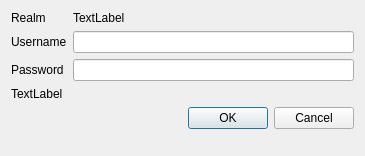
Before: the Qt Designer form src/ui/qgscredentialdialog.ui in qgis/QGIS, drawn with Qt 5.
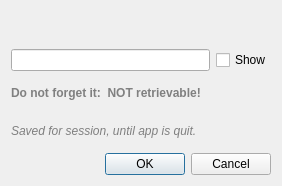
After: the same form once the commit is applied. The open tabs and pages were chosen to show the change.

Commit message:
[FEATURE] Authentication configuration system with master password
- Main C++ core and gui classes and desktop app integration

What changed in the file:
```diff
--- a/src/ui/qgscredentialdialog.ui
+++ b/src/ui/qgscredentialdialog.ui
@@ -6,8 +6,8 @@
    <rect>
     <x>0</x>
     <y>0</y>
-    <width>365</width>
-    <height>156</height>
+    <width>282</width>
+    <height>186</height>
    </rect>
   </property>
   <property name="windowTitle">
@@ -17,31 +17,163 @@
    <property name="fieldGrowthPolicy">
     <enum>QFormLayout::ExpandingFieldsGrow</enum>
    </property>
-   <item row="2" column="0">
-    <widget class="QLabel" name="label">
-     <property name="text">
-      <string>Username</string>
+   <item row="1" column="0" colspan="2">
+    <widget class="QStackedWidget" name="stackedWidget">
+     <property name="currentIndex">
+      <number>0</number>
      </property>
+     <widget class="QWidget" name="page">
+      <layout class="QFormLayout" name="formLayout_2">
+       <property name="fieldGrowthPolicy">
+        <enum>QFormLayout::ExpandingFieldsGrow</enum>
+       </property>
+       <property name="leftMargin">
+        <number>0</number>
+       </property>
+       <property name="topMargin">
+        <number>0</number>
+       </property>
+       <property name="rightMargin">
+        <number>0</number>
+       </property>
+       <property name="bottomMargin">
+        <number>0</number>
+       </property>
+       <item row="0" column="0">
+        <widget class="QLabel" name="label_3">
+         <property name="text">
+          <string>Realm</string>
+         </property>
+        </widget>
+       </item>
+       <item row="0" column="1">
+        <widget class="QLabel" name="labelRealm">
+         <property name="text">
+          <string>TextLabel</string>
+         </property>
+        </widget>
+       </item>
+       <item row="1" column="0">
+        <widget class="QLabel" name="label">
+         <property name="text">
+          <string>Username</string>
+         </property>
+        </widget>
+       </item>
+       <item row="1" column="1">
+        <widget class="QLineEdit" name="leUsername"/>
+       </item>
+       <item row="2" column="0">
+        <widget class="QLabel" name="label_2">
+         <property name="text">
+          <string>Password</string>
+         </property>
+        </widget>
+       </item>
+       <item row="2" column="1">
+        <widget class="QLineEdit" name="lePassword">
+         <property name="echoMode">
+          <enum>QLineEdit::Password</enum>
+         </property>
+        </widget>
+       </item>
+       <item row="3" column="0" colspan="2">
+        <widget class="QLabel" name="labelMessage">
+         <property name="text">
+          <string>TextLabel</string>
+         </property>
+        </widget>
+       </item>
+      </layout>
+     </widget>
+     <widget class="QWidget" name="page_2">
+      <layout class="QVBoxLayout" name="verticalLayout">
+       <property name="leftMargin">
+        <number>0</number>
+       </property>
+       <property name="topMargin">
+        <number>0</number>
+       </property>
+       <property name="rightMargin">
+        <number>0</number>
+       </property>
+       <property name="bottomMargin">
+        <number>0</number>
+       </property>
+       <item>
+        <widget class="QLabel" name="lblPasswordTitle">
+         <property name="styleSheet">
+          <string notr="true">QLabel{ font-weight: bold; }s</string>
+         </property>
+         <property name="text">
+          <string/>
+         </property>
+        </widget>
+       </item>
+       <item>
+        <layout class="QHBoxLayout" name="horizontalLayout">
+         <property name="spacing">
+          <number>6</number>
+         </property>
+         <item>
+          <widget class="QLineEdit" name="leMasterPass">
+           <property name="echoMode">
+            <enum>QLineEdit::Password</enum>
+           </property>
+          </widget>
+         </item>
+         <item>
+          <widget class="QCheckBox" name="chkMasterPassShow">
+           <property name="sizePolicy">
+            <sizepolicy hsizetype="Maximum" vsizetype="Fixed">
+             <horstretch>0</horstretch>
+             <verstretch>0</verstretch>
+            </sizepolicy>
+           </property>
+           <property name="text">
+            <string>Show</string>
+           </property>
+          </widget>
+         </item>
+        </layout>
+       </item>
+       <item>
+        <widget class="QLabel" name="lblDontForget">
+         <property name="styleSheet">
+          <string notr="true">QLabel {
+color: rgb(128, 128, 128);
+font-weight: bold;
+}</string>
+         </property>
+         <property name="text">
+          <string>Do not forget it:  NOT retrievable!</string>
+         </property>
+         <property name="wordWrap">
+          <bool>true</bool>
+         </property>
+        </widget>
+       </item>
+       <item>
+        <widget class="QLabel" name="lblSavedForSession">
+         <property name="styleSheet">
+          <string notr="true">QLabel {
+color: rgb(128, 128, 128);
+font-style: italic;
+}</string>
+         </property>
+         <property name="text">
+          <string>Saved for session, until app is quit.</string>
+         </property>
+         <property name="wordWrap">
+          <bool>true</bool>
+         </property>
+        </widget>
+       </item>
+      </layout>
+     </widget>
     </widget>
    </item>
-   <item row="2" column="1">
-    <widget class="QLineEdit" name="leUsername"/>
-   </item>
-   <item row="3" column="0">
-    <widget class="QLabel" name="label_2">
-     <property name="text">
-      <string>Password</string>
-     </property>
-    </widget>
-   </item>
-   <item row="3" column="1">
-    <widget class="QLineEdit" name="lePassword">
-     <property name="echoMode">
-      <enum>QLineEdit::Password</enum>
-     </property>
-    </widget>
-   </item>
-   <item row="5" column="0" colspan="2">
+   <item row="3" column="0" colspan="2">
     <widget class="QDialogButtonBox" name="buttonBox">
      <property name="orientation">
       <enum>Qt::Horizontal</enum>
@@ -51,27 +183,6 @@
      </property>
     </widget>
    </item>
-   <item row="1" column="1">
-    <widget class="QLabel" name="labelRealm">
-     <property name="text">
-      <string>TextLabel</string>
-     </property>
-    </widget>
-   </item>
-   <item row="4" column="0" colspan="2">
-    <widget class="QLabel" name="labelMessage">
-     <property name="text">
-      <string>TextLabel</string>
-     </property>
-    </widget>
-   </item>
-   <item row="1" column="0">
-    <widget class="QLabel" name="label_3">
-     <property name="text">
-      <string>Realm</string>
-     </property>
-    </widget>
-   </item>
   </layout>
  </widget>
  <resources/>
```
The commit also changes 39 other files.
